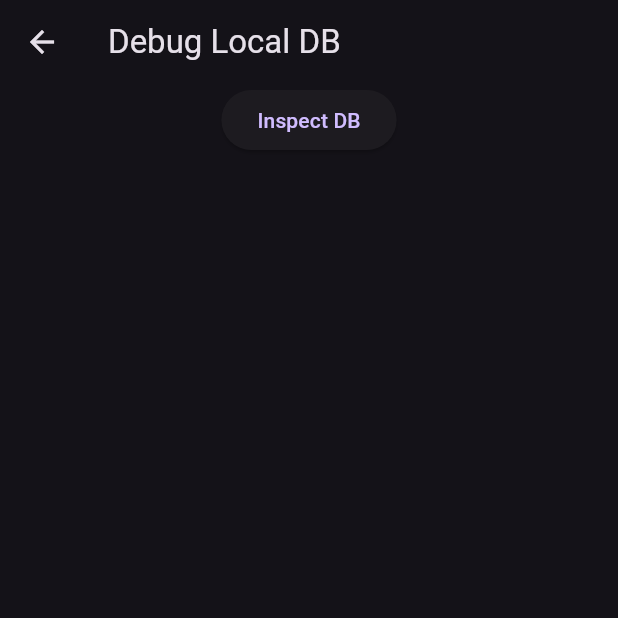
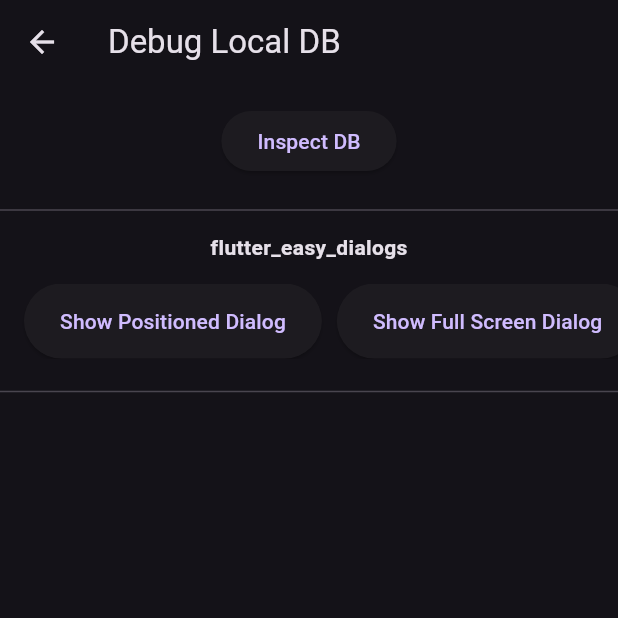
Before and after one commit to nazrinharris/pecunia, a Flutter app: the screen it shows after launch, after a tap on "Login", after a tap on "Update User Value", after a tap on "Go to Debug Local Storage", on a phone screen of 412 x 824 dp, the top half of it. Run offline on Flutter 3.47's test engine with Material 2 defaults, Android fonts, the light colour scheme and no system bars; our stand-ins replace drift, equatable, flutter_hooks, fpdart, freezed_annotation, go_router and 7 more; missing offline and left inert: flutter_easy_dialogs, full_screen_dialog_manager, positioned_dialog_manager; accounts and stored records are empty; generated files the repository leaves out were written again; statements that could not run were skipped.

Commit message:
#8 Added custom dialogs, used it for errors
- Added flutter_easy_dialogs package.
- When login, register or navigate to local db debug fails, a dialog will pop up.
- Dialogs are provided through an abstract api, so if the need to change it up arises, it's possible.
- Minor improvement to ProviderLogger.

```diff
--- a/lib/features/auth/data/auth_remote_ds.dart
+++ b/lib/features/auth/data/auth_remote_ds.dart
@@ -1,5 +1,6 @@
 import 'package:fpdart/fpdart.dart';
 import 'package:pecunia/core/errors/auth_errors/auth_errors.dart';
+import 'package:pecunia/core/errors/network_info_errors/network_info_errors.dart';
 import 'package:pecunia/core/infrastructure/network_info/network_info.dart';
 import 'package:pecunia/core/infrastructure/supabase/pecunia_supabase.dart';
 import 'package:pecunia/features/auth/domain/auth_repo.dart';
@@ -7,8 +8,6 @@ import 'package:pecunia/features/auth/domain/entities/pecunia_user.dart';
 import 'package:pecunia/features/auth/domain/entities/session.dart';
 import 'package:riverpod_annotation/riverpod_annotation.dart';
 import 'package:supabase_flutter/supabase_flutter.dart' as s;
-
-import '../../../core/errors/network_info_errors/network_info_errors.dart';
 
 part 'auth_remote_ds.g.dart';
 
--- a/lib/presentation/debug/debug_auth/debug_login_register_screen.dart
+++ b/lib/presentation/debug/debug_auth/debug_login_register_screen.dart
@@ -3,11 +3,13 @@ import 'package:flutter/material.dart';
 import 'package:flutter_hooks/flutter_hooks.dart';
 import 'package:go_router/go_router.dart';
 import 'package:hooks_riverpod/hooks_riverpod.dart';
+import 'package:pecunia/core/errors/auth_errors/auth_errors.dart';
 import 'package:pecunia/core/errors/failures.dart';
 import 'package:pecunia/features/auth/domain/auth_repo.dart';
 import 'package:pecunia/features/auth/domain/entities/session.dart';
 import 'package:pecunia/presentation/debug/debug_auth/form/debug_form.dart';
 import 'package:pecunia/presentation/debug/debug_auth/providers/debug_auth_providers.dart';
+import 'package:pecunia/presentation/dialogs/pecunia_dialogs.dart';
 import 'package:reactive_forms/reactive_forms.dart';
 
 class DebugLoginAndRegisterScreen extends HookConsumerWidget {
@@ -15,12 +17,36 @@ class DebugLoginAndRegisterScreen extends HookConsumerWidget {
 
   @override
   Widget build(BuildContext context, WidgetRef ref) {
-    ref.listen<AsyncValue<bool>>(navigateToDebugLocalDBProvider, (prev, next) {
+    ref
+      ..listen<AsyncValue<bool>>(navigateToDebugLocalDBProvider, (prev, next) {
         if (next.runtimeType == AsyncData<bool>) {
           next.value!
               ? context.pushNamed('debug-local-db')
               : debugPrint(
                   'Not navigating to debug local db',
+                );
+        }
+
+        if (next.runtimeType == AsyncError<bool>) {
+          ref.read(pecuniaDialogsProvider).showFailureDialog(
+                title: 'You cannot navigate to DebugLocalDB',
+                failure: next.error as AuthFailure?,
+              );
+        }
+      })
+      ..listen(loginWithEmailAndPasswordProvider, (prev, next) {
+        if (next is AsyncError) {
+          ref.read(pecuniaDialogsProvider).showFailureDialog(
+                title: "We couldn't log you in.",
+                failure: next.error as AuthFailure?,
+              );
+        }
+      })
+      ..listen(registerWithEmailAndPasswordProvider, (prev, next) {
+        if (next is AsyncError) {
+          ref.read(pecuniaDialogsProvider).showFailureDialog(
+                title: "We couldn't register an account for you.",
+                failure: next.error as AuthFailure?,
               );
         }
       });
@@ -196,7 +222,7 @@ class RegisterForm extends HookConsumerWidget {
             children: [
               ElevatedButton(
                 style: ButtonStyle(
-                  backgroundColor: MaterialStateProperty.all(Colors.red),
+                  backgroundColor: MaterialStateProperty.all(const Color.fromARGB(255, 83, 10, 10)),
                 ),
                 onPressed: () async {
                   await ref.read(authRepoProvider).logout(const Session(isValid: true)).run();
@@ -208,7 +234,7 @@ class RegisterForm extends HookConsumerWidget {
               const SizedBox(width: 14),
               ElevatedButton(
                 style: ButtonStyle(
-                  backgroundColor: MaterialStateProperty.all(Colors.purple),
+                  backgroundColor: MaterialStateProperty.all(Colors.purple[900]),
                 ),
                 onPressed: () => ref.read(navigateToDebugLocalDBProvider.notifier).navigateToDebugLocalDB(),
                 child: const Text('Go to Debug Local Storage'),
--- a/lib/presentation/debug/debug_local_db/debug_local_db_screen.dart
+++ b/lib/presentation/debug/debug_local_db/debug_local_db_screen.dart
@@ -1,7 +1,10 @@
 import 'package:flutter/material.dart';
 import 'package:go_router/go_router.dart';
 import 'package:hooks_riverpod/hooks_riverpod.dart';
+import 'package:pecunia/core/errors/auth_errors/auth_errors.dart';
 import 'package:pecunia/core/infrastructure/drift/pecunia_drift_db.dart';
+import 'package:pecunia/features/auth/domain/auth_repo.dart';
+import 'package:pecunia/presentation/dialogs/pecunia_dialogs.dart';
 
 class DebugLocalDBScreen extends ConsumerWidget {
   const DebugLocalDBScreen({super.key});
@@ -20,6 +23,7 @@ class DebugLocalDBScreen extends ConsumerWidget {
         ),
         body: ListView(
           children: [
+            const SizedBox(height: 14),
             Container(
               alignment: Alignment.center,
               width: double.infinity,
@@ -29,7 +33,61 @@ class DebugLocalDBScreen extends ConsumerWidget {
                 },
                 child: const Text('Inspect DB'),
               ),
-            )
+            ),
+            const SizedBox(height: 14),
+            const Divider(),
+            const SizedBox(height: 7),
+            const Align(
+              child: Text(
+                'flutter_easy_dialogs',
+                style: TextStyle(
+                  fontWeight: FontWeight.bold,
+                ),
+              ),
+            ),
+            const SizedBox(height: 14),
+            Container(
+              alignment: Alignment.center,
+              height: 50,
+              child: ListView(
+                physics: const BouncingScrollPhysics(parent: AlwaysScrollableScrollPhysics()),
+                scrollDirection: Axis.horizontal,
+                children: [
+                  const SizedBox(width: 16),
+                  ElevatedButton(
+                    onPressed: () {
+                      ref.read(pecuniaDialogsProvider).showDebugPositionedDialog();
+                    },
+                    child: const Text('Show Positioned Dialog'),
+                  ),
+                  const SizedBox(width: 10),
+                  ElevatedButton(
+                    onPressed: () {
+                      ref.read(pecuniaDialogsProvider).showDebugFullScreenDialog();
+                    },
+                    child: const Text('Show Full Screen Dialog'),
+                  ),
+                  const SizedBox(width: 10),
+                  ElevatedButton(
+                    style: ButtonStyle(
+                      backgroundColor: MaterialStateProperty.all(const Color.fromARGB(255, 61, 14, 11)),
+                    ),
+                    onPressed: () {
+                      ref.read(pecuniaDialogsProvider).showFailureDialog(
+                              failure: AuthFailure(
+                            stackTrace: StackTrace.current,
+                            message: AuthErrorType.unknown.message,
+                            authAction: AuthAction.unknown,
+                            errorType: AuthErrorType.unknown,
+                          ));
+                    },
+                    child: const Text('Show Failure Screen Dialog'),
+                  ),
+                ],
+              ),
+            ),
+            const SizedBox(height: 14),
+            const Divider(),
           ],
         ));
   }
--- /dev/null
+++ b/lib/presentation/dialogs/pecunia_dialogs.dart
@@ -0,0 +1,199 @@
+import 'package:flutter/cupertino.dart';
+import 'package:flutter/material.dart';
+import 'package:flutter_easy_dialogs/flutter_easy_dialogs.dart';
+import 'package:full_screen_dialog_manager/full_screen_dialog_manager.dart';
+import 'package:pecunia/core/errors/failures.dart';
+import 'package:positioned_dialog_manager/positioned_dialog_manager.dart';
+import 'package:riverpod_annotation/riverpod_annotation.dart';
+
+part 'pecunia_dialogs.g.dart';
+
+@Riverpod(keepAlive: true)
+PecuniaDialogs pecuniaDialogs(PecuniaDialogsRef ref) => _PecuniaDialogsImpl();
+
+abstract interface class PecuniaDialogs {
+  Future<void> showFailureDialog({
+    Failure? failure,
+    String? title,
+    String? message,
+  });
+  Future<void> showSuccessDialog(String message);
+  Future<void> showInfoDialog(String message);
+  Future<void> showWarningDialog(String message);
+  Future<void> showConfirmationDialog(String message);
+  Future<void> showLoadingDialog();
+  Future<void> hideLoadingDialog();
+
+  Future<void> showDebugPositionedDialog();
+  Future<void> showDebugFullScreenDialog();
+}
+
+class _PecuniaDialogsImpl implements PecuniaDialogs {
+  @override
+  Future<void> showFailureDialog({
+    Failure? failure,
+    String? title = 'Uh oh, something went wrong!',
+    String? message,
+  }) async {
+    final chosenMessage = message ?? failure?.message;
+
+    await FlutterEasyDialogs.provider.showPositioned(
+      PositionedShowParams(
+        content: Container(
+          padding: const EdgeInsets.only(top: 16, left: 18, right: 18),
+          decoration: BoxDecoration(
+            color: const Color.fromARGB(255, 61, 4, 0),
+            borderRadius: BorderRadius.circular(32),
+          ),
+          child: Column(
+            mainAxisSize: MainAxisSize.min,
+            children: [
+              Icon(
+                Icons.warning_amber_rounded,
+                color: Colors.red[100],
+              ),
+              const SizedBox(height: 10),
+              Row(
+                mainAxisAlignment: MainAxisAlignment.center,
+                children: [
+                  Text(
+                    title!,
+                    style: TextStyle(
+                      color: Colors.red[100],
+                      fontSize: 14,
+                      fontWeight: FontWeight.bold,
+                    ),
+                    textAlign: TextAlign.center,
+                  ),
+                ],
+              ),
+              if (chosenMessage != null) ...[
+                const SizedBox(height: 8),
+                Align(
+                  child: Text(
+                    chosenMessage,
+                    style: TextStyle(
+                      color: Colors.red[100],
+                      fontSize: 14,
+                    ),
+                    textAlign: TextAlign.center,
+                  ),
+                ),
+                const SizedBox(height: 14),
+              ],
+              Container(
+                margin: const EdgeInsets.only(bottom: 8),
+                width: 50,
+                height: 3,
+                decoration: BoxDecoration(
+                  color: Colors.red[100]!.withOpacity(0.5),
+                  borderRadius: const BorderRadius.all(Radius.circular(12.0)),
+                ),
+              )
+            ],
+          ),
+        ),
+        animator: const PositionedAnimator.verticalSlide(),
+        dismissible: const PositionedDismissible.swipe(
+          direction: PositionedDismissibleSwipeDirection.vertical,
+        ),
+        shell: const PositionedDialogShell.banner(
+          backgroundColor: Colors.transparent,
+        ),
+        hideAfterDuration: const Duration(seconds: 5),
+      ),
+    );
+  }
+
+  @override
+  Future<void> hideLoadingDialog() async {
+    // TODO: implement hideLoadingDialog
+    throw UnimplementedError();
+  }
+
+  @override
+  Future<void> showConfirmationDialog(String message) async {
+    // TODO: implement showConfirmationDialog
+    throw UnimplementedError();
+  }
+
+  @override
+  Future<void> showInfoDialog(String message) async {
+    // TODO: implement showInfoDialog
+    throw UnimplementedError();
+  }
+
+  @override
+  Future<void> showLoadingDialog() async {
+    // TODO: implement showLoadingDialog
+    throw UnimplementedError();
+  }
+
+  @override
+  Future<void> showSuccessDialog(String message) async {
+    // TODO: implement showSuccessDialog
+    throw UnimplementedError();
+  }
+
+  @override
+  Future<void> showWarningDialog(String message) async {
+    // TODO: implement showWarningDialog
+    throw UnimplementedError();
+  }
+
+  @override
+  Future<void> showDebugPositionedDialog() async {
+    await FlutterEasyDialogs.provider.showPositioned(
+      PositionedShowParams(
+        content: Container(
+          padding: const EdgeInsets.symmetric(horizontal: 24, vertical: 34),
+          decoration: BoxDecoration(
+            color: const Color.fromARGB(255, 54, 49, 49),
+            borderRadius: BorderRadius.circular(16),
+          ),
+          child: const Text('This is a positioned dialog (dismiss it with vertical swipe)'),
+        ),
+        animator: const PositionedAnimator.verticalSlide(),
+        dismissible: const PositionedDismissible.swipe(
+          direction: PositionedDismissibleSwipeDirection.vertical,
+        ),
+        shell: const PositionedDialogShell.banner(
+          backgroundColor: Colors.transparent,
+        ),
+      ),
+    );
+  }
+
+  @override
+  Future<void> showDebugFullScreenDialog() async {
+    await FlutterEasyDialogs.provider.showFullScreen(
+      FullScreenShowParams(
+        content: Container(
+          padding: const EdgeInsets.symmetric(horizontal: 24, vertical: 34),
+          decoration: BoxDecoration(
+            color: const Color.fromARGB(255, 54, 49, 49),
+            borderRadius: BorderRadius.circular(16),
+          ),
+          child: const Column(
+            mainAxisSize: MainAxisSize.min,
+            children: [
+              Text(
+                'Full screen dialog doing its thing...',
+                textAlign: TextAlign.center,
+              ),
+              SizedBox(height: 24),
+              CupertinoActivityIndicator(),
+            ],
+          ),
+        ),
+        animationConfiguration: const EasyDialogAnimatorConfiguration(
+          duration: Duration(milliseconds: 200),
+          reverseDuration: Duration(milliseconds: 200),
+        ),
+        backgroundAnimator: FullScreenBackgroundAnimator.blur(
+          backgroundColor: Colors.black.withOpacity(0.6),
+        ),
+      ),
+    );
+  }
+}
--- a/pubspec.yaml
+++ b/pubspec.yaml
@@ -44,6 +44,11 @@ dependencies:
   # Icons
   cupertino_icons: ^1.0.2
 
+  # Dialogs
+  flutter_easy_dialogs: ^2.0.8+7
+  positioned_dialog_manager: ^1.0.5+1
+  full_screen_dialog_manager: ^1.0.4+1
+
   # Convenience
   reactive_forms: ^15.0.0
   screwdriver: ^4.1.0
```
Also changed, not shown: lib/core/util/logger.dart (+12 -1 lines), lib/main.dart (+10 -1 lines), lib/presentation/dialogs/pecunia_dialogs.g.dart (added), pubspec.lock, 2 other files. Lines whose indentation alone changed are shown as unchanged.
